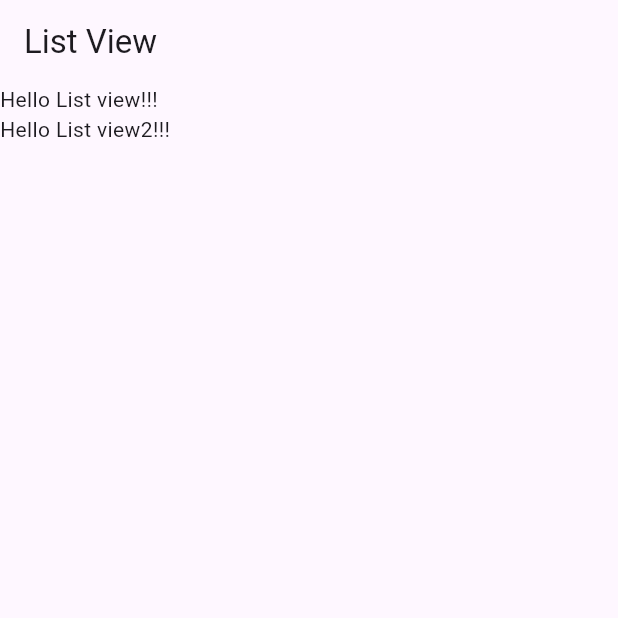
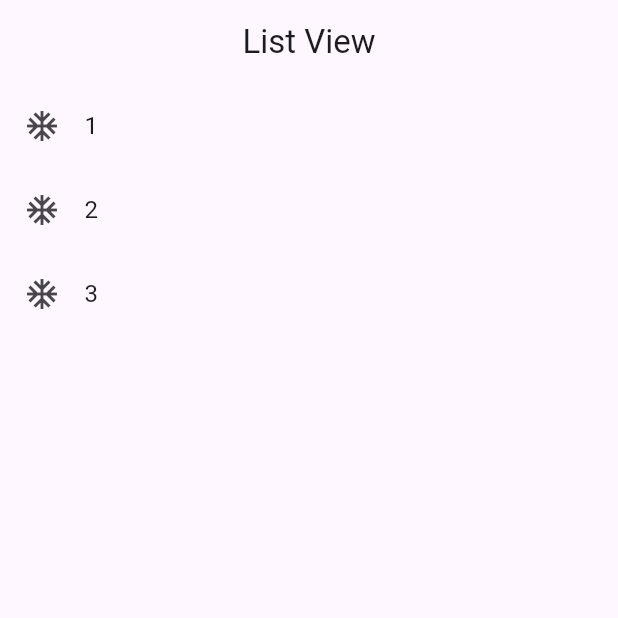
Before and after one commit to RudyCancax/flutter_components_app, a Flutter app: the screen it shows after launch, on a phone screen of 412 x 824 dp, the top half of it. Run offline on Flutter 3.47's test engine with Material 3 defaults, Android fonts, the phone set to English and light mode, and no system bars.

Commit message:
Feat: Adding ListTiles from a String list

```diff
--- a/lib/screens/list_view_screen.dart
+++ b/lib/screens/list_view_screen.dart
@@ -1,16 +1,22 @@
 import 'package:flutter/material.dart';
 
 class ListViewScreen extends StatelessWidget {
+  final itemsMenu = const ['1', '2', '3'];
+
   const ListViewScreen({super.key});
 
   @override
   Widget build(BuildContext context) {
     return Scaffold(
-        appBar: AppBar(title: const Text("List View")),
+        appBar: AppBar(title: const Center(child: Text("List View"))),
         body: ListView(
-          children: const [
-            Text("Hello List view!!!"),
-            Text("Hello List view2!!!")
+          children: [
+            ...itemsMenu
+                .map(
+                  (e) => ListTile(
+                      title: Text(e), leading: const Icon(Icons.ac_unit)),
+                )
+                .toList()
           ],
         ));
   }
```
